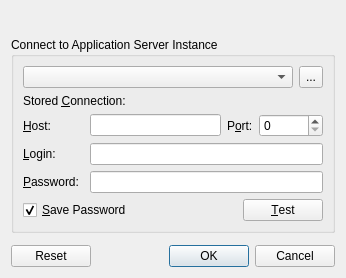
Above: client/src/ui/dialogs/login_dialog.ui from networkoptix/nx_open before the change. Below: the same form after it.
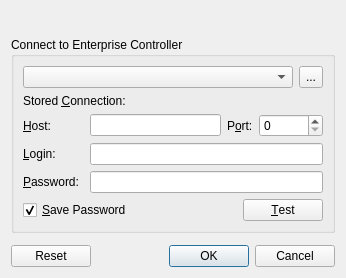
That is the form after the change.

Commit message:
Appserver -> Enterprise Contriller
<==== Mercurial data ====>
Branch: master

Diff of the .ui file:
```diff
--- a/client/src/ui/dialogs/login_dialog.ui
+++ b/client/src/ui/dialogs/login_dialog.ui
@@ -33,7 +33,7 @@
    <item>
     <widget class="QGroupBox" name="groupBox">
      <property name="title">
-      <string>Connect to Application Server Instance</string>
+      <string>Connect to Enterprise Controller</string>
      </property>
      <layout class="QVBoxLayout" name="verticalLayout_3">
       <item>
```
